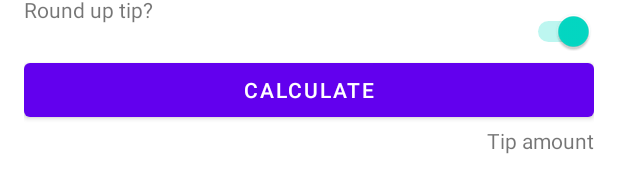
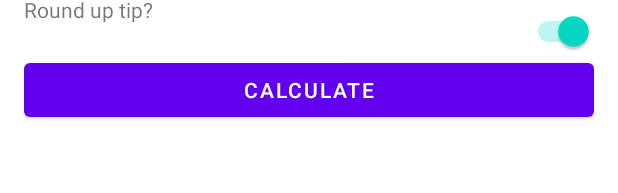
Before and after one commit to javierdominguezsuarez/PAMN-, an Android app: the layout activity_main.xml on its own in the app's theme, with its tools: preview values and no code run, on a phone screen of 412 x 824 dp. Shown: the part 346-539 px from the top of the screen. Run offline under Robolectric (Android 15) with nearby library versions, the phone set to English and light mode, and no system bars.

Commit message:
TipTime project finished

```diff
--- a/TipTime/app/build.gradle
+++ b/TipTime/app/build.gradle
@@ -15,6 +15,10 @@ android {
         versionName "1.0"
 
         testInstrumentationRunner "androidx.test.runner.AndroidJUnitRunner"
+    }
+
+    buildFeatures {
+        viewBinding = true
     }
 
     buildTypes {
--- a/TipTime/app/src/main/res/layout/activity_main.xml
+++ b/TipTime/app/src/main/res/layout/activity_main.xml
@@ -93,9 +93,22 @@
         android:id="@+id/tip_amount"
         android:layout_width="wrap_content"
         android:layout_height="wrap_content"
+        android:text="@string/tip_amount"
+        android:visibility="invisible"
+        app:layout_constraintEnd_toEndOf="@+id/calculate_button"
+        app:layout_constraintTop_toBottomOf="@+id/calculate_button"
+        tools:text="Tip amount: 10$" />
 
-        android:text="@string/tip_amount"
-        app:layout_constraintEnd_toEndOf="@+id/calculate_button"
-        app:layout_constraintTop_toBottomOf="@+id/calculate_button" />
+    <TextView
+        android:id="@+id/error_text"
+        app:layout_constraintTop_toBottomOf="@id/calculate_button"
+        app:layout_constraintStart_toStartOf="parent"
+        android:textColor="@color/design_default_color_error"
+        android:layout_width="wrap_content"
+        android:layout_height="wrap_content"
+        android:text="@string/error_message"
+        android:visibility="invisible"
+        tools:layout_editor_absoluteX="18dp"
+        tools:layout_editor_absoluteY="316dp" />
 
 </androidx.constraintlayout.widget.ConstraintLayout>
--- a/TipTime/app/src/main/res/values/strings.xml
+++ b/TipTime/app/src/main/res/values/strings.xml
@@ -7,5 +7,6 @@
     <string name="service_question">How was the service?</string>
     <string name="cost_of_service">Cost of service</string>
     <string name="calculate">Calculate</string>
-    <string name="tip_amount">Tip amount</string>
+    <string name="tip_amount">Tip amount: %s</string>
+    <string name="error_message">You need to rate the service first</string>
 </resources>
```
Also changed, not shown: TipTime/app/src/main/java/com/example/tiptime/MainActivity.kt (+38 -1 lines).
